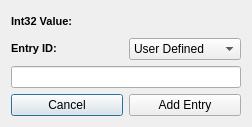
hetelek/XDBF-Manager, file XDBF/settinginjectorint.ui: the form before one commit.
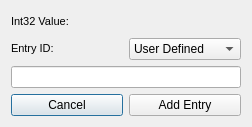
The form after the commit. Icons and pictures are not drawn.

```diff
--- a/XDBF/settinginjectorint.ui
+++ b/XDBF/settinginjectorint.ui
@@ -23,7 +23,7 @@
 &lt;html&gt;&lt;head&gt;&lt;meta name=&quot;qrichtext&quot; content=&quot;1&quot; /&gt;&lt;style type=&quot;text/css&quot;&gt;
 p, li { white-space: pre-wrap; }
 &lt;/style&gt;&lt;/head&gt;&lt;body style=&quot; font-family:'MS Shell Dlg 2'; font-size:8.25pt; font-weight:400; font-style:normal;&quot;&gt;
-&lt;p style=&quot; margin-top:0px; margin-bottom:0px; margin-left:0px; margin-right:0px; -qt-block-indent:0; text-indent:0px;&quot;&gt;&lt;span style=&quot; font-weight:600;&quot;&gt;Int32 Value:&lt;/span&gt;&lt;/p&gt;&lt;/body&gt;&lt;/html&gt;</string>
+&lt;p style=&quot; margin-top:0px; margin-bottom:0px; margin-left:0px; margin-right:0px; -qt-block-indent:0; text-indent:0px;&quot;&gt;&lt;span style=&quot; font-size:8pt;&quot;&gt;Int32 Value:&lt;/span&gt;&lt;/p&gt;&lt;/body&gt;&lt;/html&gt;</string>
        </property>
       </widget>
      </item>
@@ -34,7 +34,7 @@
 &lt;html&gt;&lt;head&gt;&lt;meta name=&quot;qrichtext&quot; content=&quot;1&quot; /&gt;&lt;style type=&quot;text/css&quot;&gt;
 p, li { white-space: pre-wrap; }
 &lt;/style&gt;&lt;/head&gt;&lt;body style=&quot; font-family:'MS Shell Dlg 2'; font-size:8.25pt; font-weight:400; font-style:normal;&quot;&gt;
-&lt;p style=&quot; margin-top:0px; margin-bottom:0px; margin-left:0px; margin-right:0px; -qt-block-indent:0; text-indent:0px;&quot;&gt;&lt;span style=&quot; font-size:8pt; font-weight:600;&quot;&gt;Entry ID:&lt;/span&gt;&lt;/p&gt;&lt;/body&gt;&lt;/html&gt;</string>
+&lt;p style=&quot; margin-top:0px; margin-bottom:0px; margin-left:0px; margin-right:0px; -qt-block-indent:0; text-indent:0px;&quot;&gt;&lt;span style=&quot; font-size:8pt;&quot;&gt;Entry ID:&lt;/span&gt;&lt;/p&gt;&lt;/body&gt;&lt;/html&gt;</string>
        </property>
       </widget>
      </item>
```
